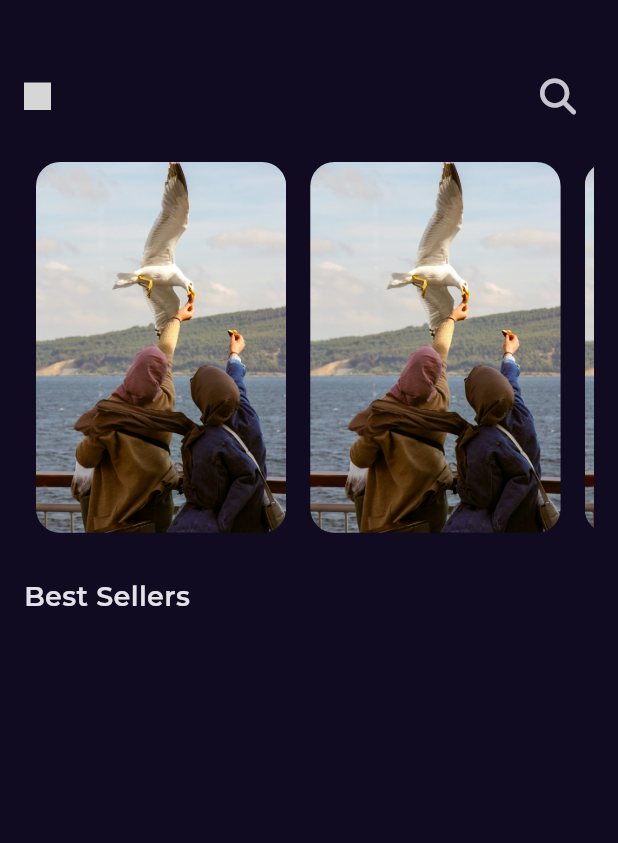
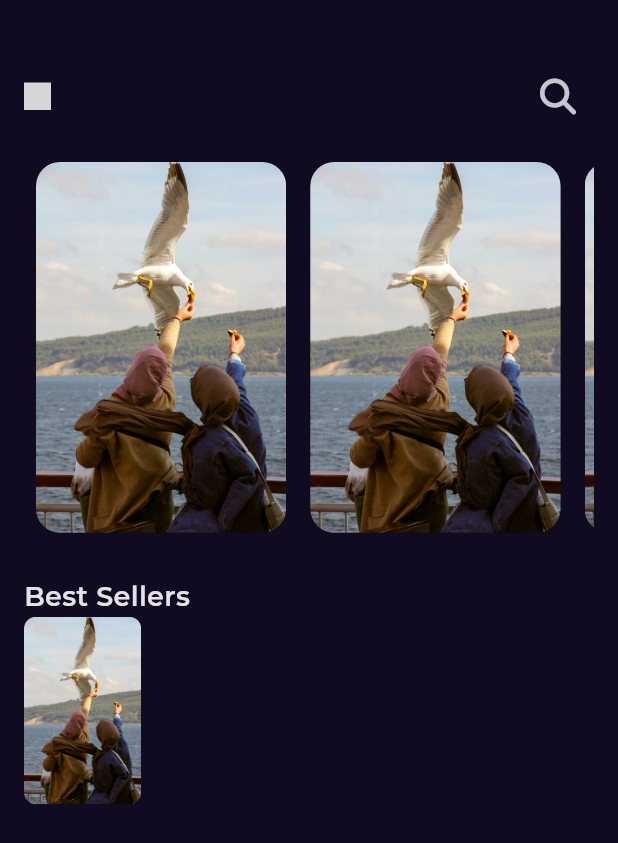
Before and after one commit to 7odaHany/Bookly, a Flutter app: the screen it shows after launch, on a phone screen of 412 x 824 dp. Shown: the top 843 px of the screen. Run offline on Flutter 3.47's test engine with Material 3 defaults, Android fonts, the phone set to English and light mode, and no system bars; our stand-ins replace flutter_svg, font_awesome_flutter, get, google_fonts; grey boxes are pictures that could not be loaded.

Commit message:
best seller list view item part1

```diff
--- a/lib/Features/home/presentation/views/widgets/home_view_body.dart
+++ b/lib/Features/home/presentation/views/widgets/home_view_body.dart
@@ -1,5 +1,6 @@
 import 'package:bookly/Features/home/presentation/views/widgets/custom_appbar.dart';
 import 'package:bookly/Features/home/presentation/views/widgets/cutsom_list_view.dart';
+import 'package:bookly/core/Utils/assets.dart';
 import 'package:bookly/core/Utils/styles.dart';
 import 'package:flutter/material.dart';
 
@@ -18,7 +19,36 @@ class HomeViewBody extends StatelessWidget {
           SizedBox(height: 30),
           Text(
             'Best Sellers',
-            style: Styles.tittleMedium ,
+            style: Styles.tittleMedium,
+          ),
+          BestsellerListViewItem(),
+        ],
+      ),
+    );
+  }
+}
+
+class BestsellerListViewItem extends StatelessWidget {
+  const BestsellerListViewItem({super.key});
+
+  @override
+  Widget build(BuildContext context) {
+    return SizedBox(
+      height: 125,
+      child: Row(
+        children: [
+          AspectRatio(
+            aspectRatio: 2.5 / 4,
+            child: Container(
+                decoration: BoxDecoration(
+                    borderRadius: BorderRadius.circular(8),
+                    image: const DecorationImage(
+                      fit: BoxFit.fill,
+                      image: AssetImage(AssetsData.testImage),
+                    ))),
+          ),
+          Column(
+            children: [],
           ),
         ],
       ),
```
